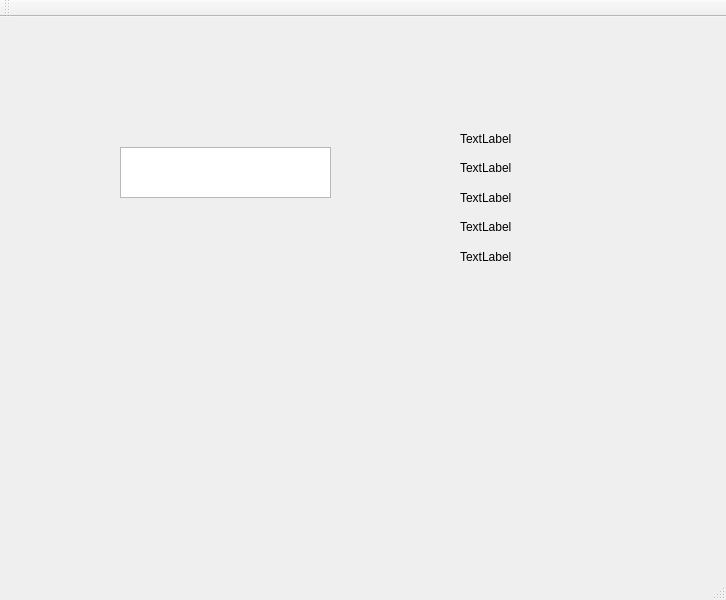
Before: the Qt Designer form mainwindow.ui in chlawrence31/AnimeDataProject, drawn with Qt 5.
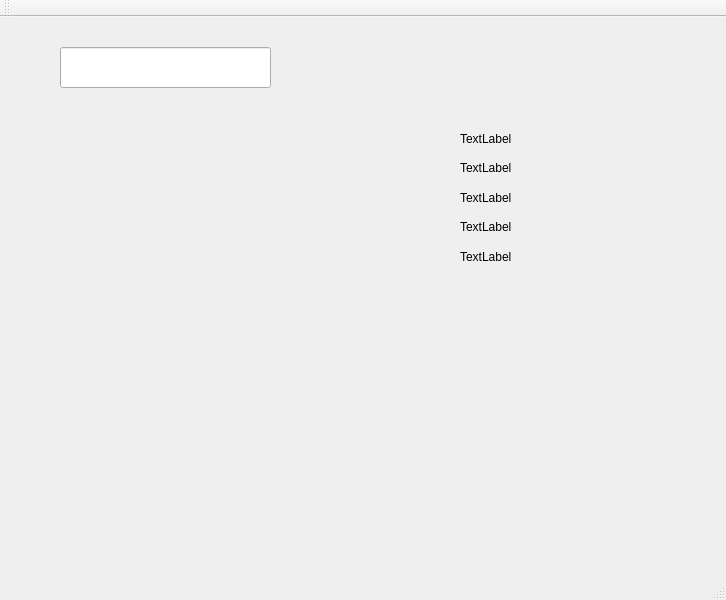
After: the same form once the commit is applied.

The edit to the form file:
```diff
--- a/mainwindow.ui
+++ b/mainwindow.ui
@@ -61,24 +61,17 @@
      </item>
     </layout>
    </widget>
-   <widget class="QTextEdit" name="textEdit">
+   <widget class="QLineEdit" name="lineEdit">
     <property name="geometry">
      <rect>
-      <x>120</x>
-      <y>130</y>
+      <x>60</x>
+      <y>30</y>
       <width>211</width>
-      <height>51</height>
+      <height>41</height>
      </rect>
     </property>
-    <property name="html">
-     <string>&lt;!DOCTYPE HTML PUBLIC &quot;-//W3C//DTD HTML 4.0//EN&quot; &quot;http://www.w3.org/TR/REC-html40/strict.dtd&quot;&gt;
-&lt;html&gt;&lt;head&gt;&lt;meta name=&quot;qrichtext&quot; content=&quot;1&quot; /&gt;&lt;meta charset=&quot;utf-8&quot; /&gt;&lt;style type=&quot;text/css&quot;&gt;
-p, li { white-space: pre-wrap; }
-hr { height: 1px; border-width: 0; }
-li.unchecked::marker { content: &quot;\2610&quot;; }
-li.checked::marker { content: &quot;\2612&quot;; }
-&lt;/style&gt;&lt;/head&gt;&lt;body style=&quot; font-family:'Segoe UI'; font-size:9pt; font-weight:400; font-style:normal;&quot;&gt;
-&lt;p style=&quot;-qt-paragraph-type:empty; margin-top:0px; margin-bottom:0px; margin-left:0px; margin-right:0px; -qt-block-indent:0; text-indent:0px;&quot;&gt;&lt;br /&gt;&lt;/p&gt;&lt;/body&gt;&lt;/html&gt;</string>
+    <property name="text">
+     <string/>
     </property>
    </widget>
   </widget>
```
Left out of the diff: 24 changed lines with no effect on the pictures.
